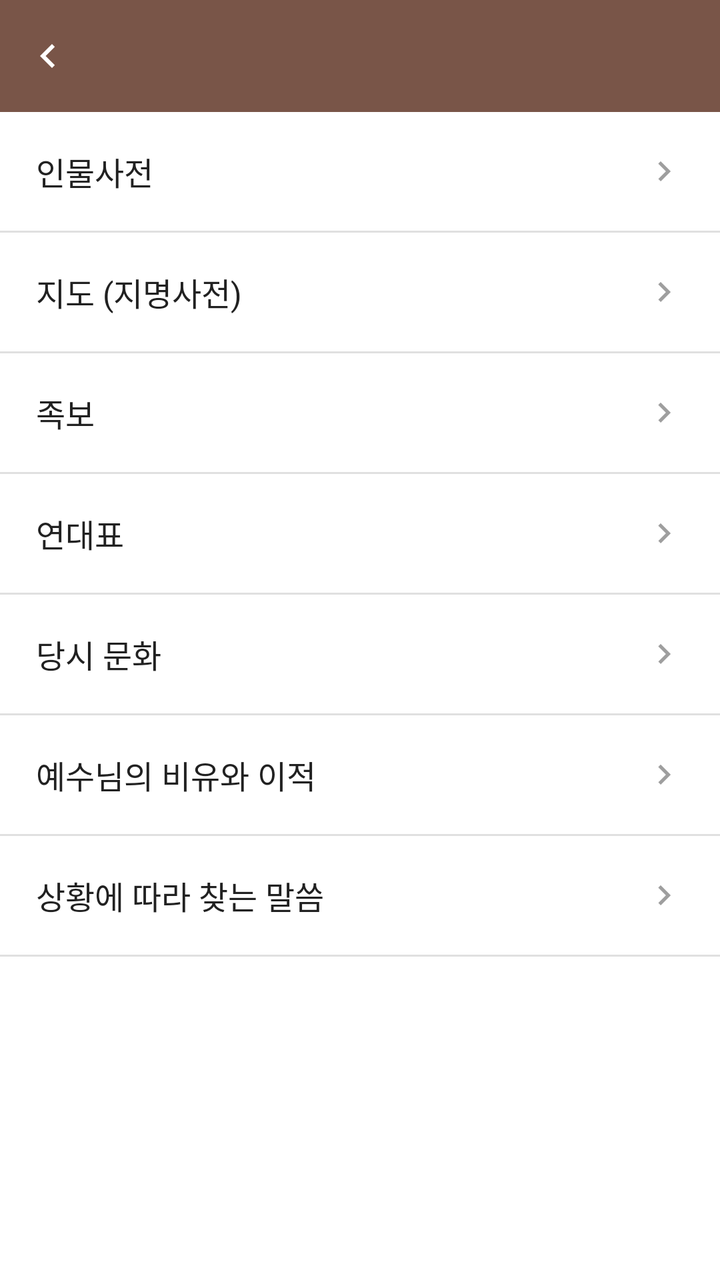
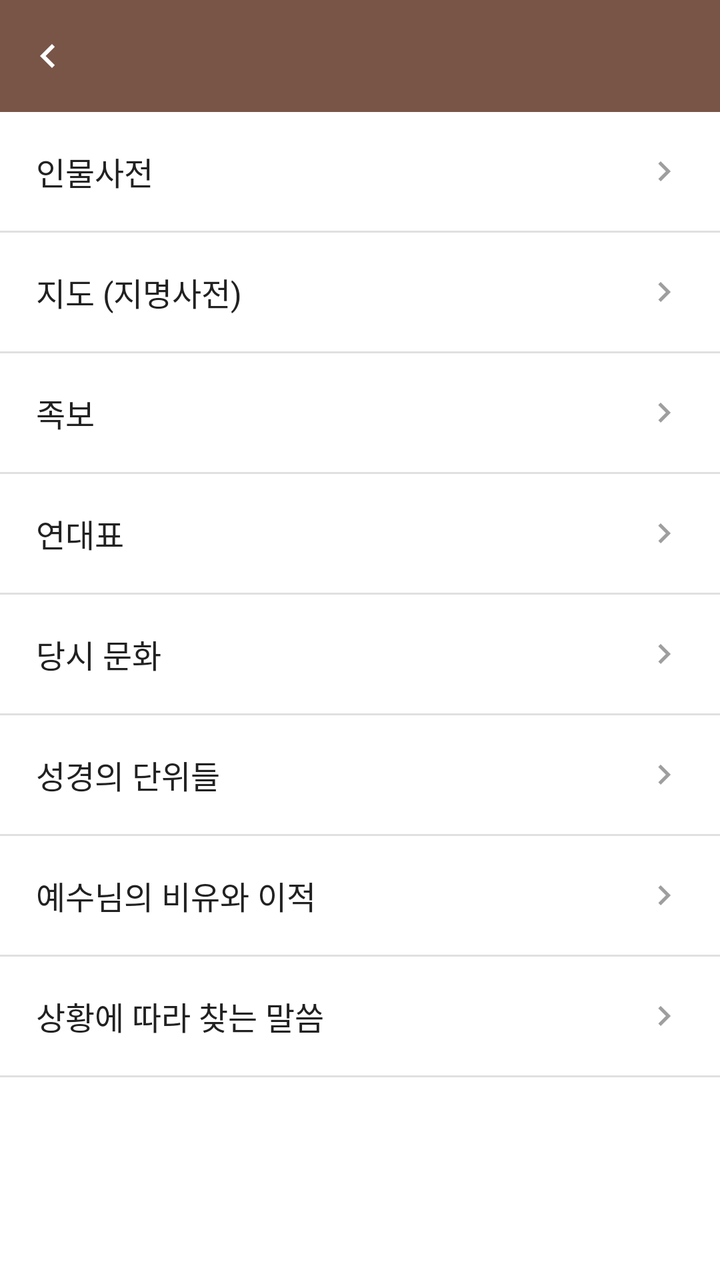

Compare the two renders of this Android layout. The source of the first and the diff that turns it into the second are given below.
<!-- AndroidManifest.xml: application theme Theme.BNOTE -->
<!-- res/layout/activity_bible_knowledge_hub.xml -->
<?xml version="1.0" encoding="utf-8"?>
<LinearLayout xmlns:android="http://schemas.android.com/apk/res/android"
    xmlns:app="http://schemas.android.com/apk/res-auto"
    android:id="@+id/knowledge_hub_root"
    android:layout_width="match_parent"
    android:layout_height="match_parent"
    android:orientation="vertical"
    android:background="@color/surface_background">

    <include layout="@layout/include_activity_top_bar" />

    <LinearLayout
        android:layout_width="match_parent"
        android:layout_height="wrap_content"
        android:orientation="vertical">

        <LinearLayout
            android:id="@+id/menu_figures"
            android:layout_width="match_parent"
            android:layout_height="wrap_content"
            android:orientation="horizontal"
            android:gravity="center_vertical"
            android:padding="18dp"
            android:background="?attr/selectableItemBackground"
            android:clickable="true"
            android:focusable="true">

            <TextView
                android:layout_width="0dp"
                android:layout_height="wrap_content"
                android:layout_weight="1"
                android:text="인물사전"
                android:textSize="16sp"
                android:textColor="@color/text_primary" />

            <ImageView
                android:layout_width="20dp"
                android:layout_height="20dp"
                android:src="@drawable/ic_chevron_right"
                app:tint="@color/text_hint" />
        </LinearLayout>

        <View
            android:layout_width="match_parent"
            android:layout_height="1dp"
            android:background="@color/divider_light" />

        <LinearLayout
            android:id="@+id/menu_places"
            android:layout_width="match_parent"
            android:layout_height="wrap_content"
            android:orientation="horizontal"
            android:gravity="center_vertical"
            android:padding="18dp"
            android:background="?attr/selectableItemBackground"
            android:clickable="true"
            android:focusable="true">

            <TextView
                android:layout_width="0dp"
                android:layout_height="wrap_content"
                android:layout_weight="1"
                android:text="지도 (지명사전)"
                android:textSize="16sp"
                android:textColor="@color/text_primary" />

            <ImageView
                android:layout_width="20dp"
                android:layout_height="20dp"
                android:src="@drawable/ic_chevron_right"
                app:tint="@color/text_hint" />
        </LinearLayout>

        <View
            android:layout_width="match_parent"
            android:layout_height="1dp"
            android:background="@color/divider_light" />

        <LinearLayout
            android:id="@+id/menu_genealogy"
            android:layout_width="match_parent"
            android:layout_height="wrap_content"
            android:orientation="horizontal"
            android:gravity="center_vertical"
            android:padding="18dp"
            android:background="?attr/selectableItemBackground"
            android:clickable="true"
            android:focusable="true">

            <TextView
                android:layout_width="0dp"
                android:layout_height="wrap_content"
                android:layout_weight="1"
                android:text="족보"
                android:textSize="16sp"
                android:textColor="@color/text_primary" />

            <ImageView
                android:layout_width="20dp"
                android:layout_height="20dp"
                android:src="@drawable/ic_chevron_right"
                app:tint="@color/text_hint" />
        </LinearLayout>

        <View
            android:layout_width="match_parent"
            android:layout_height="1dp"
            android:background="@color/divider_light" />

        <LinearLayout
            android:id="@+id/menu_timeline"
            android:layout_width="match_parent"
            android:layout_height="wrap_content"
            android:orientation="horizontal"
            android:gravity="center_vertical"
            android:padding="18dp"
            android:background="?attr/selectableItemBackground"
            android:clickable="true"
            android:focusable="true">

            <TextView
                android:layout_width="0dp"
                android:layout_height="wrap_content"
                android:layout_weight="1"
                android:text="연대표"
                android:textSize="16sp"
                android:textColor="@color/text_primary" />

            <ImageView
                android:layout_width="20dp"
                android:layout_height="20dp"
                android:src="@drawable/ic_chevron_right"
                app:tint="@color/text_hint" />
        </LinearLayout>

        <View
            android:layout_width="match_parent"
            android:layout_height="1dp"
            android:background="@color/divider_light" />

        <LinearLayout
            android:id="@+id/menu_culture"
            android:layout_width="match_parent"
            android:layout_height="wrap_content"
            android:orientation="horizontal"
            android:gravity="center_vertical"
            android:padding="18dp"
            android:background="?attr/selectableItemBackground"
            android:clickable="true"
            android:focusable="true">

            <TextView
                android:layout_width="0dp"
                android:layout_height="wrap_content"
                android:layout_weight="1"
                android:text="당시 문화"
                android:textSize="16sp"
                android:textColor="@color/text_primary" />

            <ImageView
                android:layout_width="20dp"
                android:layout_height="20dp"
                android:src="@drawable/ic_chevron_right"
                app:tint="@color/text_hint" />
        </LinearLayout>

        <View
            android:layout_width="match_parent"
            android:layout_height="1dp"
            android:background="@color/divider_light" />

        <LinearLayout
            android:id="@+id/menu_parables"
            android:layout_width="match_parent"
            android:layout_height="wrap_content"
            android:orientation="horizontal"
            android:gravity="center_vertical"
            android:padding="18dp"
            android:background="?attr/selectableItemBackground"
            android:clickable="true"
            android:focusable="true">

            <TextView
                android:layout_width="0dp"
                android:layout_height="wrap_content"
                android:layout_weight="1"
                android:text="예수님의 비유와 이적"
                android:textSize="16sp"
                android:textColor="@color/text_primary" />

            <ImageView
                android:layout_width="20dp"
                android:layout_height="20dp"
                android:src="@drawable/ic_chevron_right"
                app:tint="@color/text_hint" />
        </LinearLayout>

        <View
            android:layout_width="match_parent"
            android:layout_height="1dp"
            android:background="@color/divider_light" />

        <LinearLayout
            android:id="@+id/menu_topics"
            android:layout_width="match_parent"
            android:layout_height="wrap_content"
            android:orientation="horizontal"
            android:gravity="center_vertical"
            android:padding="18dp"
            android:background="?attr/selectableItemBackground"
            android:clickable="true"
            android:focusable="true">

            <TextView
                android:layout_width="0dp"
                android:layout_height="wrap_content"
                android:layout_weight="1"
                android:text="상황에 따라 찾는 말씀"
                android:textSize="16sp"
                android:textColor="@color/text_primary" />

            <ImageView
                android:layout_width="20dp"
                android:layout_height="20dp"
                android:src="@drawable/ic_chevron_right"
                app:tint="@color/text_hint" />
        </LinearLayout>

        <View
            android:layout_width="match_parent"
            android:layout_height="1dp"
            android:background="@color/divider_light" />

    </LinearLayout>

</LinearLayout>
<!-- res/layout/include_activity_top_bar.xml (included above) -->
<?xml version="1.0" encoding="utf-8"?>
<LinearLayout xmlns:android="http://schemas.android.com/apk/res/android"
    xmlns:app="http://schemas.android.com/apk/res-auto"
    android:layout_width="match_parent"
    android:layout_height="56dp"
    android:orientation="horizontal"
    android:gravity="center_vertical"
    android:background="@color/brown_primary"
    android:paddingStart="4dp">

    <ImageView
        android:id="@+id/btn_top_bar_back"
        android:layout_width="40dp"
        android:layout_height="40dp"
        android:padding="8dp"
        android:src="@drawable/ic_chevron_left"
        app:tint="@color/white"
        android:contentDescription="뒤로가기"
        android:background="?attr/selectableItemBackgroundBorderless"
        android:clickable="true"
        android:focusable="true" />

    <TextView
        android:id="@+id/text_top_bar_title"
        android:layout_width="0dp"
        android:layout_height="wrap_content"
        android:layout_weight="1"
        android:layout_marginStart="4dp"
        android:textSize="18sp"
        android:textStyle="bold"
        android:textColor="@color/white" />

</LinearLayout>
<!-- resources referenced by this layout -->
<resources>
  <color name="brown_primary">#795548</color>
  <color name="divider_light">#E0E0E0</color>
  <color name="surface_background">#FFFFFF</color>
  <color name="text_hint">#9E9E9E</color>
  <color name="text_primary">#212121</color>
  <color name="white">#FFFFFFFF</color>
  <!-- drawable ic_chevron_left (drawable) -->
  <vector xmlns:android="http://schemas.android.com/apk/res/android"
      android:width="24dp"
      android:height="24dp"
      android:viewportWidth="24"
      android:viewportHeight="24"
      android:tint="?attr/colorControlNormal">
      <path
          android:fillColor="#000000"
          android:pathData="M15.41,7.41L14,6l-6,6 6,6 1.41,-1.41L10.83,12z" />
  </vector>
  <!-- drawable ic_chevron_right (drawable) -->
  <vector xmlns:android="http://schemas.android.com/apk/res/android"
      android:width="24dp"
      android:height="24dp"
      android:viewportWidth="24"
      android:viewportHeight="24"
      android:tint="?attr/colorControlNormal">
      <path
          android:fillColor="#000000"
          android:pathData="M8.59,16.59L10,18l6,-6 -6,-6 -1.41,1.41L13.17,12z" />
  </vector>
  <style name="Theme.BNOTE" parent="Base.Theme.BNOTE" />
  <style name="Base.Theme.BNOTE" parent="Theme.Material3.DayNight.NoActionBar">
          <item name="colorPrimary">@color/brown_primary</item>
          <item name="colorPrimaryDark">@color/brown_primary_dark</item>
          <item name="android:statusBarColor">@color/brown_primary_dark</item>
          <item name="android:windowLightStatusBar">false</item>
          <item name="android:windowBackground">@color/surface_background</item>
      </style>
  <color name="brown_primary_dark">#5D4037</color>
</resources>

<!-- the commit's change to res/layout/activity_bible_knowledge_hub.xml (unified diff, before → after) -->
@@ -154,6 +154,37 @@
                 android:layout_height="wrap_content"
                 android:layout_weight="1"
                 android:text="당시 문화"
+                android:textSize="16sp"
+                android:textColor="@color/text_primary" />
+
+            <ImageView
+                android:layout_width="20dp"
+                android:layout_height="20dp"
+                android:src="@drawable/ic_chevron_right"
+                app:tint="@color/text_hint" />
+        </LinearLayout>
+
+        <View
+            android:layout_width="match_parent"
+            android:layout_height="1dp"
+            android:background="@color/divider_light" />
+
+        <LinearLayout
+            android:id="@+id/menu_units"
+            android:layout_width="match_parent"
+            android:layout_height="wrap_content"
+            android:orientation="horizontal"
+            android:gravity="center_vertical"
+            android:padding="18dp"
+            android:background="?attr/selectableItemBackground"
+            android:clickable="true"
+            android:focusable="true">
+
+            <TextView
+                android:layout_width="0dp"
+                android:layout_height="wrap_content"
+                android:layout_weight="1"
+                android:text="성경의 단위들"
                 android:textSize="16sp"
                 android:textColor="@color/text_primary" />
 
